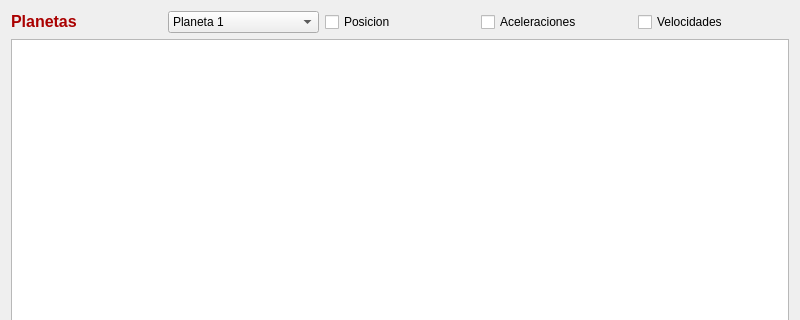
The window that dialog.ui (danielarcil4/Practica-Final) describes before a commit, drawn with Qt 5; both pictures show x 0 to 800 and y 0 to 320 of the 800 by 598 pixel window.
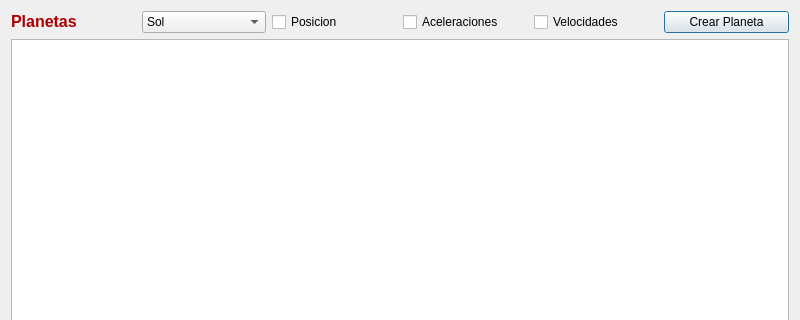
The same window after the commit.

Commit message: Se crearon botones para mirar las coordenadas de los planetas ,aceleración y velocidad.

The edit to the form file:
```diff
--- a/dialog.ui
+++ b/dialog.ui
@@ -34,6 +34,11 @@
      </item>
      <item>
       <widget class="QComboBox" name="comboBox">
+       <item>
+        <property name="text">
+         <string>Sol</string>
+        </property>
+       </item>
        <item>
         <property name="text">
          <string>Planeta 1</string>
@@ -93,6 +98,13 @@
        </property>
       </widget>
      </item>
+     <item>
+      <widget class="QPushButton" name="pushButton">
+       <property name="text">
+        <string>Crear Planeta</string>
+       </property>
+      </widget>
+     </item>
     </layout>
    </item>
    <item row="1" column="0">
```
Left out of the diff: 25 changed lines with no effect on the pictures. The commit also changes 6 other files.
